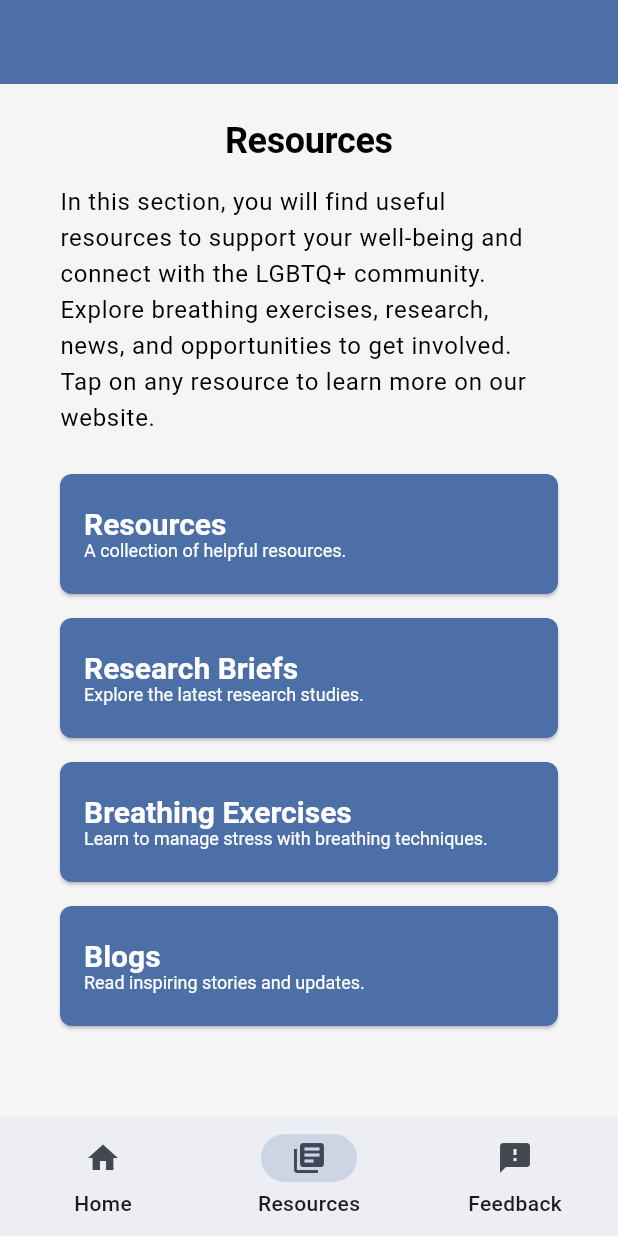
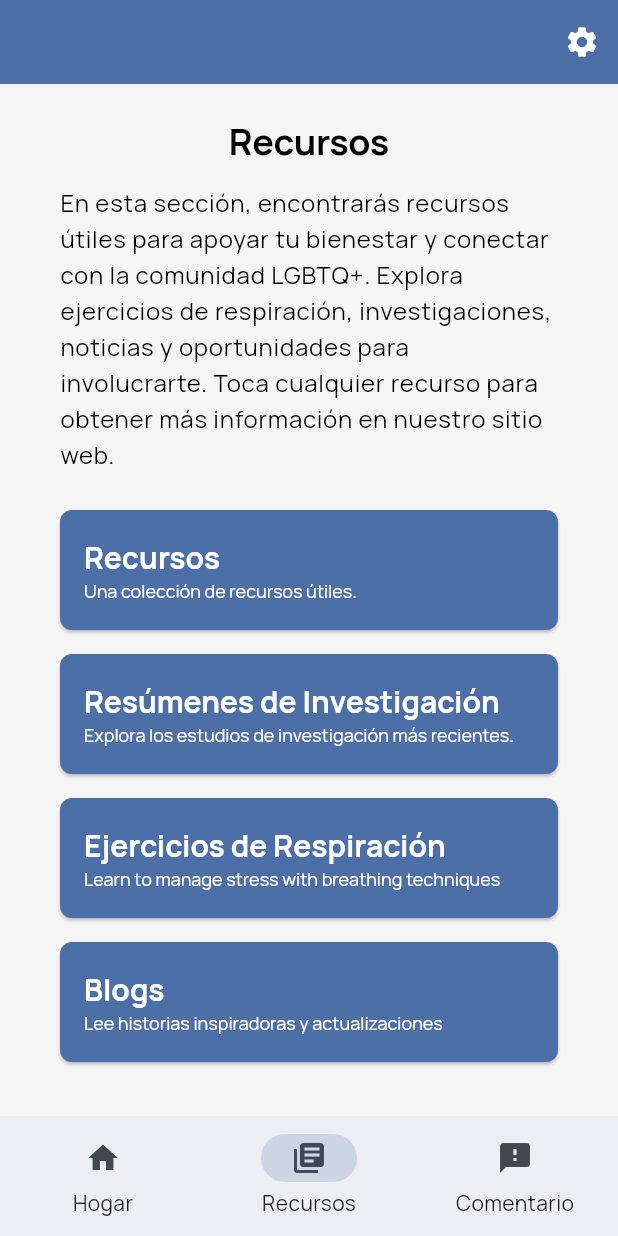
Before and after one commit to KatherineBR/Trevor-App-Public, a Flutter app: the screen it shows after launch, item 2 of the bottom bar chosen, on a phone screen of 412 x 824 dp. Run offline on Flutter 3.47's test engine with Material 3 defaults, Android fonts, the light colour scheme and no system bars; our stand-ins replace cloud_firestore, firebase_core, geolocator, webview_flutter; accounts and stored records are empty; generated files the repository leaves out were written again.

Commit message:
theme and language stuff

```diff
--- a/lib/l10n/app_es.arb
+++ b/lib/l10n/app_es.arb
@@ -1,7 +1,7 @@
 {
   "appTitle": "Página de inicio de demostración de Flutter",
   "call": "Llámanos",
-  "text": "Envíanos un mensaje por WhatsApp",
+  "text": "Contáctanos por WhatsApp",
   "chat": "Búscanos para chatear",
   "chatURL": "http://chat.trvr.mx/",
   "home" : "Hogar",
@@ -16,8 +16,6 @@
   "appFormQuestion2" : "Califícanos de 1 a 5 estrellas",
   "homeDescription" : "Tener dudas sobre tu identidad de género u orientación sexual es normal. Si sientes ansiedad, miedo o has pensado en hacerte daño, escríbenos. Es gratuito y confidencial.",
   "resourcesDecription" : "En esta sección, encontrarás recursos útiles para apoyar tu bienestar y conectar con la comunidad LGBTQ+. Explora ejercicios de respiración, investigaciones, noticias y oportunidades para involucrarte. Toca cualquier recurso para obtener más información en nuestro sitio web.",
-  "appFormQuestion1" : "Did you find this app helpful?",
-  "appFormQuestion2" : "Rate us 1-5 stars",
   "communicationsFormQuestion1" : "¿Esta conversación fue de ayuda para ti?",
   "communicationsFormQuestion2" : "¿Cómo te sientes después de esta conversación?",
   "communicationsFormQuestion3": "TBD",
@@ -28,5 +26,14 @@
   "same" : "Igual",
   "worse" : "Peor",
   "bad" : "Muy mal",
-  "good" : "Muy bien"
+  "good" : "Muy bien",
+  "submit" : "Enviar",
+  "research": "Resúmenes de Investigación",
+  "resarchDescription": "Explora los estudios de investigación más recientes.",
+  "breathing": "Ejercicios de Respiración",
+  "blogs": "Blogs",
+  "blogsDescription": "Lee historias inspiradoras y actualizaciones",
+  "communication": "Comunicación",
+  "app": "Aplicación",
+  "resourceCardDescription" : "Una colección de recursos útiles."
 }
--- a/lib/main.dart
+++ b/lib/main.dart
@@ -1,30 +1,37 @@
 import 'package:flutter/material.dart';
 import 'package:flutter_localizations/flutter_localizations.dart';
 import 'package:flutter_gen/gen_l10n/app_localizations.dart';
-import 'home.dart';        // Import home.dart
-import 'feedback.dart';   // Import feedback.dart
-import 'resources.dart'; // Import resources.dart
-import 'theme.dart';        // Import theme.dart
+import 'home.dart';
+import 'feedback.dart';
+import 'resources.dart';
+import 'theme.dart';
 import 'package:firebase_core/firebase_core.dart';
 import 'firebase_options.dart';
+import "settingsdrawer.dart";
 
 void main() async {
   WidgetsFlutterBinding.ensureInitialized();
   await Firebase.initializeApp(
-  options: DefaultFirebaseOptions.currentPlatform,
+    options: DefaultFirebaseOptions.currentPlatform,
   );
   runApp(const MyApp());
 }
 
-class MyApp extends StatelessWidget {
+class MyApp extends StatefulWidget {
   const MyApp({super.key});
+
+  @override
+  State<MyApp> createState() => _MyAppState();
+}
+
+class _MyAppState extends State<MyApp> {
+  bool _useDefaultTheme = true;
 
   // This widget is the root of your application.
   @override
   Widget build(BuildContext context) {
-
     return MaterialApp(
-      themeMode: ThemeMode.system,
+      theme: _useDefaultTheme ? AppTheme.getTheme() : AppTheme.getAlternativeTheme(),
       // loads localized resources
       localizationsDelegates: [
         AppLocalizations.delegate,
@@ -34,17 +41,24 @@
       ],
       // lists the languages that the app supports
       supportedLocales: [
-        Locale('en', 'US'), // English
+        // Locale('en', 'US'), // English
         Locale('es', 'MX'), // Spanish
       ],
-      theme: AppTheme.getTheme(),
-      home: const HomeScreen(),
+      home: HomeScreen(
+        onThemeChanged: (bool useDefault) {
+          setState(() {
+            _useDefaultTheme = useDefault;
+          });
+        },
+      ),
     );
   }
 }
 
 class HomeScreen extends StatefulWidget {
-  const HomeScreen({super.key});
+  final Function(bool)? onThemeChanged;
+
+  const HomeScreen({super.key, this.onThemeChanged});
 
   @override
   _HomeScreenState createState() => _HomeScreenState();
@@ -72,10 +86,35 @@
     final localizations = AppLocalizations.of(context)!;
 
     return Scaffold(
-      body: IndexedStack(
-        index: _selectedIndex, // Show the page based on the selected index
-        children: _pages, // The list of pages
+      appBar: AppBar(
+        actions: [
+          Builder(
+            builder: (context) => IconButton(
+              icon: Icon(Icons.settings),
+              onPressed: () => Scaffold.of(context).openEndDrawer(),
+            ),
+          ),
+        ],
       ),
+      endDrawer: SettingsDrawer(
+        onThemeChanged: (bool value) {
+          if (widget.onThemeChanged != null) {
+            widget.onThemeChanged!(value);
+          }
+        },
+      ),
+      body: Column(
+        children: [
+          const SizedBox(height: 24),
+          Expanded(
+            child: IndexedStack(
+              index: _selectedIndex,
+              children: _pages,
+            ),
+          ),
+        ],
+      ),
+      // styles
       bottomNavigationBar: NavigationBar(
         selectedIndex: _selectedIndex,
         onDestinationSelected: _onItemTapped, // Handle selection of nav items
--- a/lib/resources.dart
+++ b/lib/resources.dart
@@ -32,7 +32,7 @@ class ResourceCard extends StatelessWidget {
             MaterialPageRoute(builder: (context) => WebViewApp(url: url))
           );
         },
-        style: AppTheme.largeButtonStyle,
+        style: AppTheme.getLargeButtonStyle(context, colorIndex: 1),
         child: Align(
           alignment: Alignment.centerLeft,
           child: Column(
@@ -68,42 +68,10 @@ class ResourcesPage extends StatefulWidget {
 }
 
 class _ResourcesPageState extends State<ResourcesPage> {
+
   String _countryCode = 'US';
   bool _loading = true;
 
-
-  final List<Map<String, String>> resources = [
-    // List of sample data for the resource card
-    {
-      'title': 'Resources',
-      'description': 'A collection of helpful resources.',
-      'url': 'https://www.thetrevorproject.org/resources/',
-    },
-    {
-      'title': 'Research Briefs',
-      'description': 'Explore the latest research studies.',
-      'url': 'https://www.thetrevorproject.org/research-briefs/',
-    },
-    {
-      'title': 'Breathing Exercises',
-      'description': 'Learn to manage stress with breathing techniques.',
-      'url': 'https://www.thetrevorproject.org/breathing-exercise/',
-    },
-    {
-      'title': 'Blogs',
-      'description': 'Read inspiring stories and updates.',
-      'url': 'https://www.thetrevorproject.org/blog/',
-    },
-
-    /*
-    'MX': {
-      'Resources': 'https://www.thetrevorproject.mx/recursos/',
-      'Research Briefs': 'https://www.thetrevorproject.org/research-briefs/',
-      'Breathing Exercises': 'https://www.thetrevorproject.org/breathing-exercise/',
-      'Blogs': 'https://www.thetrevorproject.org/blog/',
-    },
-    */
-  ];
 
   @override
   void initState() {
@@ -137,15 +105,37 @@ class _ResourcesPageState extends State<ResourcesPage> {
   Widget build(BuildContext context) {
     final theme = Theme.of(context);
     final localizations = AppLocalizations.of(context)!;
+
+    final List<Map<String, String>> resources = [
+      {
+        'title': localizations.resources,
+        'description': localizations.resourceCardDescription,
+        'url': 'https://www.thetrevorproject.org/resources/',
+      },
+      {
+        'title': localizations.research,
+        'description': localizations.resarchDescription,
+        'url': 'https://www.thetrevorproject.org/research-briefs/',
+      },
+      {
+        'title': localizations.breathing,
+        'description': localizations.breathingDescription,
+        'url': 'https://www.thetrevorproject.org/breathing-exercise/',
+      },
+      {
+        'title': localizations.blogs,
+        'description': localizations.blogsDescription,
+        'url': 'https://www.thetrevorproject.org/blog/',
+      },
+  ];
+
     return Scaffold(
-      appBar: AppBar(),
       body: SingleChildScrollView(
         padding: EdgeInsets.symmetric(horizontal: 40),
         child: Column(
           mainAxisAlignment: MainAxisAlignment.center,
           children: [
             // Margin
-            SizedBox(height: 24),
             Text(localizations.resources, style: theme.textTheme.displayLarge),
             // First button
             SizedBox(height: 16),
--- a/lib/theme.dart
+++ b/lib/theme.dart
@@ -1,79 +1,164 @@
 import 'package:flutter/material.dart';
 
+// Create a Theme definition class to hold theme properties
+class ThemeDefinition {
+  final Color primaryColor;
+  final Color secondaryColor;
+  final Color backgroundColor;
+  final Color textColor;
+  final List<Color> buttonColors;
+
+  const ThemeDefinition({
+    required this.primaryColor,
+    required this.secondaryColor,
+    required this.backgroundColor,
+    required this.textColor,
+    required this.buttonColors,
+  });
+}
+
 class AppTheme {
-  // Core colors
-  static const Color primaryColor = Color(0xFF4B6FA6);
-  static const Color secondaryColor = Color(0xFF7EAED5);
-  static const Color backgroundColor = Color(0xFFF5F5F5);
-  static const Color textColor = Color(0xFF000000);
+  // Define font family constants
+  static const String primaryFontFamily = 'Manrope';
+  static const String secondaryFontFamily = 'Caveat';
 
-  // Text styles
-  static const _baseTextStyle = TextStyle(color: textColor);
-  static const TextStyle headingStyle = TextStyle(fontSize: 24, fontWeight: FontWeight.bold, color: textColor);
-  static const TextStyle subheadingStyle = TextStyle(fontSize: 18, fontWeight: FontWeight.w500, color: textColor);
-  static const TextStyle bodyStyle = TextStyle(fontSize: 16, color: textColor);
+  // Define themes
+  static const ThemeDefinition defaultTheme = ThemeDefinition(
+    primaryColor: Color(0xFF4B6FA6), // Blue
+    secondaryColor: Color(0xFF7EAED5), // Light Blue
+    backgroundColor: Color(0xFFF5F5F5), // Light Gray
+    textColor: Color(0xFF000000), // Black
+    buttonColors: [Color(0xFF4B6FA6)], // Single color for all buttons
+  );
+
+  static const ThemeDefinition alternativeTheme = ThemeDefinition(
+    primaryColor: Color(0xFFFF5A3D),    // Tangerine
+    secondaryColor: Color(0xFF7155FF),  // Indigo
+    backgroundColor: Color(0xFFF5F5F5), // Light Gray
+    textColor: Color(0xFF333333),       // Dark Gray
+    buttonColors: [
+      Color(0xFFFF5A3D),    // Tangerine
+      Color(0xFF101066),    // Indigo
+      Color(0xFF005E67),    // Blue Green
+      Color(0xFF40009A),    // Purple
+    ],
+  );
 
   // Base shapes and dimensions
   static final _defaultBorderRadius = BorderRadius.circular(8);
   static final _cardBorderRadius = BorderRadius.circular(12);
 
-  // Button styles
-  static final ButtonStyle primaryButtonStyle = ElevatedButton.styleFrom(
-    backgroundColor: primaryColor,
+  // Dynamic button style based on the current theme
+  static ButtonStyle getLargeButtonStyle(BuildContext context, {int colorIndex = 0}) {
+    final theme = Theme.of(context);
+    final isDefaultTheme = theme.primaryColor == defaultTheme.primaryColor;
+    final currentTheme = isDefaultTheme ? defaultTheme : alternativeTheme;
+
+    // For default theme, always use primary color (index 0)
+    // For alternative theme, use different colors based on index
+    final buttonColor = isDefaultTheme
+        ? currentTheme.buttonColors[0]  // Always use the first color for default theme
+        : currentTheme.buttonColors[colorIndex % currentTheme.buttonColors.length];
+
+    return ElevatedButton.styleFrom(
+      backgroundColor: buttonColor,
+      foregroundColor: Colors.white,
+      padding: const EdgeInsets.symmetric(horizontal: 16, vertical: 12),
+      shape: RoundedRectangleBorder(borderRadius: _defaultBorderRadius),
+      minimumSize: Size(double.infinity, 60),
+      textStyle: TextStyle(
+        fontSize: 20,
+        fontFamily: primaryFontFamily,
+        fontWeight: FontWeight.bold,
+      ),
+    );
+  }
+
+  static Color getButtonColor(BuildContext context, {int index = 0}) {
+    final isDefaultTheme = Theme.of(context).primaryColor == defaultTheme.primaryColor;
+    final currentTheme = isDefaultTheme ? defaultTheme : alternativeTheme;
+
+    return isDefaultTheme
+        ? currentTheme.primaryColor  // Always use primary color for default theme
+        : currentTheme.buttonColors[index % currentTheme.buttonColors.length];
+  }
+
+  // For backward compatibility
+  static final ButtonStyle largeButtonStyle = ElevatedButton.styleFrom(
+    backgroundColor: defaultTheme.primaryColor,
+    foregroundColor: Colors.white,
+    padding: const EdgeInsets.symmetric(horizontal: 16, vertical: 12),
+    shape: RoundedRectangleBorder(borderRadius: _defaultBorderRadius),
+    minimumSize: Size(double.infinity, 60),
+    textStyle: TextStyle(
+      fontSize: 24,
+      fontFamily: primaryFontFamily,
+      fontWeight: FontWeight.bold,
+    ),
+  );
+
+  static final ButtonStyle accentButtonStyle = ElevatedButton.styleFrom(
+    backgroundColor: defaultTheme.secondaryColor,
     foregroundColor: Colors.white,
     padding: const EdgeInsets.symmetric(horizontal: 16, vertical: 12),
     shape: RoundedRectangleBorder(borderRadius: _defaultBorderRadius),
   );
 
-  // Derived button styles
-  static ButtonStyle extendButtonStyle({
-    Size? minimumSize,
-    TextStyle? textStyle,
-    Color? backgroundColor,
-    Color? foregroundColor,
-    BorderRadius? borderRadius,
-    EdgeInsetsGeometry? padding,
-  }) {
-    return primaryButtonStyle.copyWith(
-      minimumSize: minimumSize != null ? WidgetStateProperty.all(minimumSize) : null,
-      textStyle: textStyle != null ? WidgetStateProperty.all(textStyle) : null,
-      backgroundColor: backgroundColor != null ? WidgetStateProperty.all(backgroundColor) : null,
-      foregroundColor: foregroundColor != null ? WidgetStateProperty.all(foregroundColor) : null,
-      padding: padding != null ? WidgetStateProperty.all(padding) : null,
-      shape: borderRadius != null ? WidgetStateProperty.all(RoundedRectangleBorder(borderRadius: borderRadius)) : null,
-    );
-  }
-
-  // Specialized button styles using the extension method
-  static final ButtonStyle largeButtonStyle = extendButtonStyle(
-    minimumSize: Size(double.infinity, 60),
-    textStyle: TextStyle(fontSize: 24),
+  static final ButtonStyle dangerButtonStyle = ElevatedButton.styleFrom(
+    backgroundColor: Colors.red[700],
+    foregroundColor: Colors.white,
+    padding: const EdgeInsets.symmetric(horizontal: 16, vertical: 12),
+    shape: RoundedRectangleBorder(borderRadius: _defaultBorderRadius),
   );
 
-  static final ButtonStyle accentButtonStyle = extendButtonStyle(
-    backgroundColor: secondaryColor,
-  );
+  // Generate text styles based on theme
+  static TextStyle headingStyle(ThemeDefinition theme) =>
+      TextStyle(
+        fontSize: 24,
+        fontWeight: FontWeight.bold,
+        color: theme.textColor,
+        fontFamily: primaryFontFamily,
+      );
 
-  static final ButtonStyle dangerButtonStyle = extendButtonStyle(
-    backgroundColor: Colors.red[700],
-  );
+  static TextStyle subheadingStyle(ThemeDefinition theme) =>
+      TextStyle(
+        fontSize: 18,
+        fontWeight: FontWeight.w500,
+        color: theme.textColor,
+        fontFamily: primaryFontFamily,
+      );
 
-  // Get the complete theme data
-  static ThemeData getTheme() {
+  static TextStyle bodyStyle(ThemeDefinition theme) =>
+      TextStyle(
+        fontSize: 16,
+        color: theme.textColor,
+        fontFamily: primaryFontFamily,
+      );
+
+  static TextStyle accentStyle(ThemeDefinition theme) =>
+      TextStyle(
+        fontSize: 18,
+        color: theme.secondaryColor,
+        fontFamily: secondaryFontFamily,
+      );
+
+  // Get complete theme data from a theme definition
+  static ThemeData getThemeFromDefinition(ThemeDefinition theme) {
     return ThemeData(
       colorScheme: ColorScheme.fromSeed(
-        seedColor: primaryColor,
-        secondary: secondaryColor,
+        seedColor: theme.primaryColor,
+        secondary: theme.secondaryColor,
       ),
-      scaffoldBackgroundColor: backgroundColor,
-      primaryColor: primaryColor,
-      textTheme: const TextTheme(
-        displayLarge: headingStyle,
-        displayMedium: subheadingStyle,
-        bodyLarge: bodyStyle,
+      scaffoldBackgroundColor: theme.backgroundColor,
+      primaryColor: theme.primaryColor,
+      fontFamily: primaryFontFamily,  // Set default font family for entire app
+      textTheme: TextTheme(
+        displayLarge: headingStyle(theme),
+        displayMedium: subheadingStyle(theme),
+        bodyLarge: bodyStyle(theme),
       ),
-      appBarTheme: const AppBarTheme(
-        backgroundColor: primaryColor,
+      appBarTheme: AppBarTheme(
+        backgroundColor: theme.primaryColor,
         foregroundColor: Colors.white,
         elevation: 0,
       ),
@@ -83,14 +168,55 @@ class AppTheme {
         color: Colors.white,
       ),
       elevatedButtonTheme: ElevatedButtonThemeData(
-        style: primaryButtonStyle,
+        style: ElevatedButton.styleFrom(
+          backgroundColor: theme.primaryColor,
+          foregroundColor: Colors.white,
+          shape: RoundedRectangleBorder(borderRadius: _defaultBorderRadius),
+        ),
       ),
       navigationBarTheme: NavigationBarThemeData(
-        indicatorColor: primaryColor.withAlpha(51),
+        indicatorColor: theme.primaryColor.withAlpha(51),
         labelTextStyle: WidgetStateProperty.all(
-          const TextStyle(fontSize: 14, fontWeight: FontWeight.w500),
+          TextStyle(
+            fontSize: 14,
+            fontWeight: FontWeight.w500,
+            fontFamily: primaryFontFamily,
+          ),
         ),
       ),
     );
   }
+
+  static InputDecoration getFormInputDecoration(BuildContext context, String labelText, {int colorIndex = 2}) {
+  final color = getButtonColor(context, index: colorIndex);
+  return InputDecoration(
+    labelText: labelText,
+    labelStyle: TextStyle(
+      color: color,
+      fontSize: 16,
+      fontWeight: FontWeight.w500,
+    ),
+    focusedBorder: UnderlineInputBorder(
+      borderSide: BorderSide(
+        color: color,
+        width: 2.0,
+      ),
+    ),
+    enabledBorder: UnderlineInputBorder(
+      borderSide: BorderSide(
+        color: color,
+        width: 1.0,
+      ),
+    ),
+  );
 }
+
+  // Public API methods
+  static ThemeData getTheme() {
+    return getThemeFromDefinition(defaultTheme);
+  }
+
+  static ThemeData getAlternativeTheme() {
+    return getThemeFromDefinition(alternativeTheme);
+  }
+}
```
Also changed, not shown: lib/feedback.dart (+39 -24 lines), lib/home.dart (+5 -8 lines), lib/l10n/app_en.arb (+12 -3 lines), lib/settingsdrawer.dart (added, +64 -0 lines), pubspec.yaml (+14 -11 lines), fonts/Caveat-Bold.ttf (added), fonts/Caveat-Medium.ttf (added), fonts/Caveat-Regular.ttf (added), fonts/Caveat-SemiBold.ttf (added), fonts/Manrope-Bold.ttf (added), fonts/Manrope-ExtraBold.ttf (added), fonts/Manrope-ExtraLight.ttf (added), fonts/Manrope-Light.ttf (added), fonts/Manrope-Regular.ttf (added), 1 more files.
